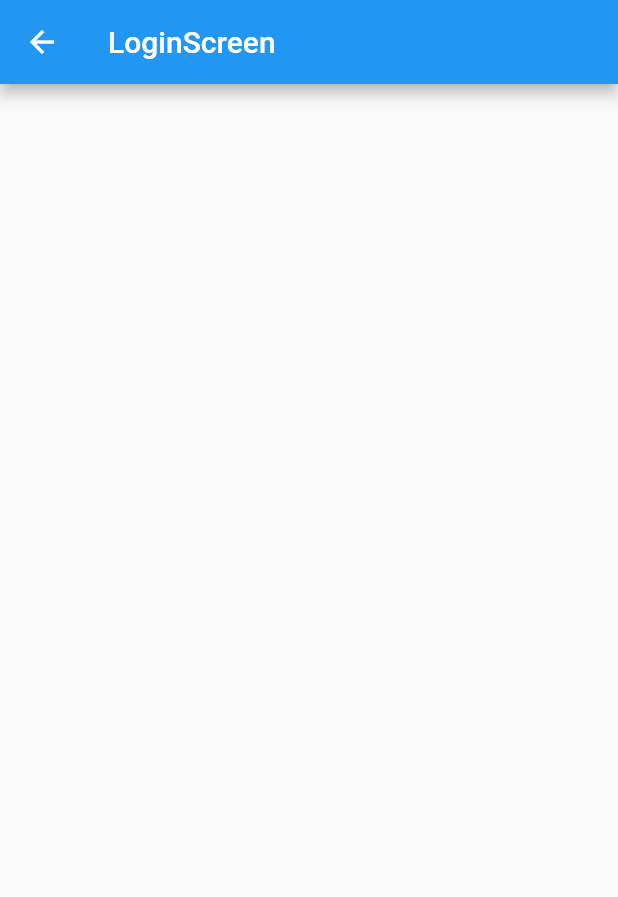
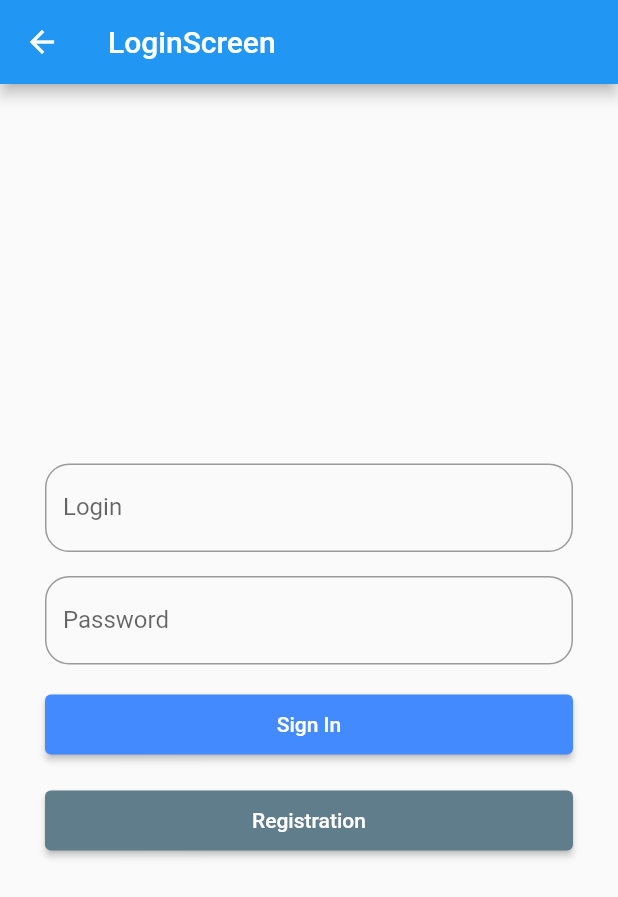
Before and after one commit to aospiridonov/flutter_client_it_product, a Flutter app: the LoginScreen screen opened directly, on a phone screen of 412 x 824 dp. Shown: the top 897 px of the screen. Run offline on Flutter 3.47's test engine with Material 2 defaults, Android fonts, the light colour scheme and no system bars; our stand-ins replace dio, flutter_bloc, freezed_annotation, injectable.

Commit message:
update login screen

```diff
--- /dev/null
+++ b/lib/app/presentation/components/app_text_button.dart
@@ -0,0 +1,26 @@
+import 'package:flutter/material.dart';
+
+class AppTextButton extends StatelessWidget {
+  const AppTextButton({
+    Key? key,
+    required this.onPressed,
+    required this.text,
+    this.backgroundColor = Colors.blueAccent,
+  }) : super(key: key);
+
+  final VoidCallback onPressed;
+  final String text;
+  final Color backgroundColor;
+
+  @override
+  Widget build(BuildContext context) {
+    return ElevatedButton(
+      onPressed: onPressed,
+      style: ButtonStyle(
+          backgroundColor: MaterialStateProperty.all<Color>(backgroundColor),
+          fixedSize: MaterialStateProperty.all<Size>(
+              const Size(double.maxFinite, 40))),
+      child: Text(text),
+    );
+  }
+}
--- /dev/null
+++ b/lib/app/presentation/components/app_text_field.dart
@@ -0,0 +1,36 @@
+import 'package:flutter/material.dart';
+
+class AppTextField extends StatelessWidget {
+  const AppTextField({
+    Key? key,
+    required this.controller,
+    required this.labelText,
+    this.obscureText = false,
+  }) : super(key: key);
+
+  final TextEditingController controller;
+  final String labelText;
+  final bool obscureText;
+
+  @override
+  Widget build(BuildContext context) {
+    return TextFormField(
+      obscureText: obscureText,
+      validator: emptyValidator,
+      maxLines: 1,
+      controller: controller,
+      decoration: InputDecoration(
+        label: Text(labelText),
+        border: OutlineInputBorder(borderRadius: BorderRadius.circular(16)),
+      ),
+    );
+  }
+
+  String? emptyValidator(String? value) {
+    if (value?.isEmpty == true) {
+      return 'Field is required';
+    } else {
+      return null;
+    }
+  }
+}
--- a/lib/app/presentation/root_screen.dart
+++ b/lib/app/presentation/root_screen.dart
@@ -10,7 +10,7 @@ class RootScreen extends StatelessWidget {
   @override
   Widget build(BuildContext context) {
     return AuthBuilder(
-      isNotAuthorized: (context) => const LoginScreen(),
+      isNotAuthorized: (context) => LoginScreen(),
       isWaiting: (context) => const AppLoader(),
       isAuthorized: (context, value, child) => MainScreen(userEntity: value),
     );
--- a/lib/feature/auth/presentation/login_screen.dart
+++ b/lib/feature/auth/presentation/login_screen.dart
@@ -1,7 +1,13 @@
 import 'package:flutter/material.dart';
+import 'package:flutter_client_it_product/app/presentation/components/app_text_button.dart';
+import 'package:flutter_client_it_product/app/presentation/components/app_text_field.dart';
 
 class LoginScreen extends StatelessWidget {
-  const LoginScreen({Key? key}) : super(key: key);
+  LoginScreen({Key? key}) : super(key: key);
+
+  final controllerLogin = TextEditingController();
+  final controllerPassword = TextEditingController();
+  final GlobalKey<FormState> formKey = GlobalKey();
 
   @override
   Widget build(BuildContext context) {
@@ -9,6 +15,48 @@ class LoginScreen extends StatelessWidget {
       appBar: AppBar(
         title: const Text('LoginScreen'),
       ),
+      body: Form(
+        key: formKey,
+        child: Center(
+          child: Padding(
+            padding: const EdgeInsets.only(left: 30, right: 30),
+            child: Column(
+              mainAxisSize: MainAxisSize.min,
+              children: [
+                AppTextField(
+                  controller: controllerLogin,
+                  labelText: 'Login',
+                ),
+                const SizedBox(height: 16),
+                AppTextField(
+                  controller: controllerPassword,
+                  labelText: 'Password',
+                  obscureText: true,
+                ),
+                const SizedBox(height: 16),
+                AppTextButton(
+                  onPressed: () {
+                    if (formKey.currentState?.validate() == true) {
+                      print('Ok');
+                    }
+                  },
+                  text: 'Sign In',
+                ),
+                const SizedBox(height: 16),
+                AppTextButton(
+                  backgroundColor: Colors.blueGrey,
+                  onPressed: () {
+                    if (formKey.currentState?.validate() == true) {
+                      print('Ok');
+                    }
+                  },
+                  text: 'Registration',
+                )
+              ],
+            ),
+          ),
+        ),
+      ),
     );
   }
 }
--- a/lib/feature/main/presentation/main_screen.dart
+++ b/lib/feature/main/presentation/main_screen.dart
@@ -10,7 +10,7 @@ class MainScreen extends StatelessWidget {
   Widget build(BuildContext context) {
     return Scaffold(
       appBar: AppBar(
-        title: Text('MainScreen'),
+        title: const Text('MainScreen'),
       ),
       body: Center(child: Text(userEntity.username)),
     );
```
